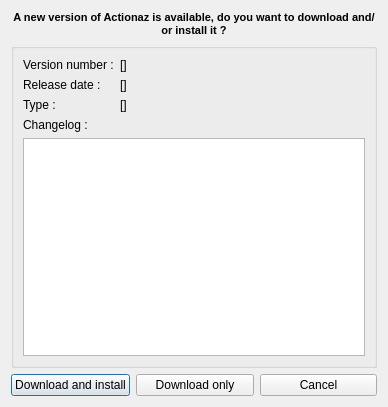
This is gui/changelogdialog.ui in Jmgr/actiona as Qt 5 draws it before an edit. The edited form follows.
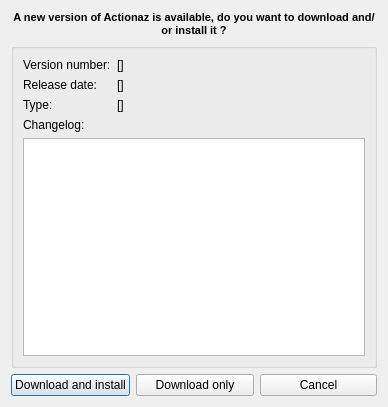
This is the edited form.

What changed in the file:
```diff
--- a/gui/changelogdialog.ui
+++ b/gui/changelogdialog.ui
@@ -43,21 +43,21 @@
       <item row="0" column="0">
        <widget class="QLabel" name="label_2">
         <property name="text">
-         <string>Version number :</string>
+         <string>Version number:</string>
         </property>
        </widget>
       </item>
       <item row="1" column="0">
        <widget class="QLabel" name="label_3">
         <property name="text">
-         <string>Release date :</string>
+         <string>Release date:</string>
         </property>
        </widget>
       </item>
       <item row="2" column="0">
        <widget class="QLabel" name="label_4">
         <property name="text">
-         <string>Type :</string>
+         <string>Type:</string>
         </property>
        </widget>
       </item>
@@ -85,7 +85,7 @@
       <item row="3" column="0">
        <widget class="QLabel" name="label_5">
         <property name="text">
-         <string>Changelog :</string>
+         <string>Changelog:</string>
         </property>
        </widget>
       </item>
```
